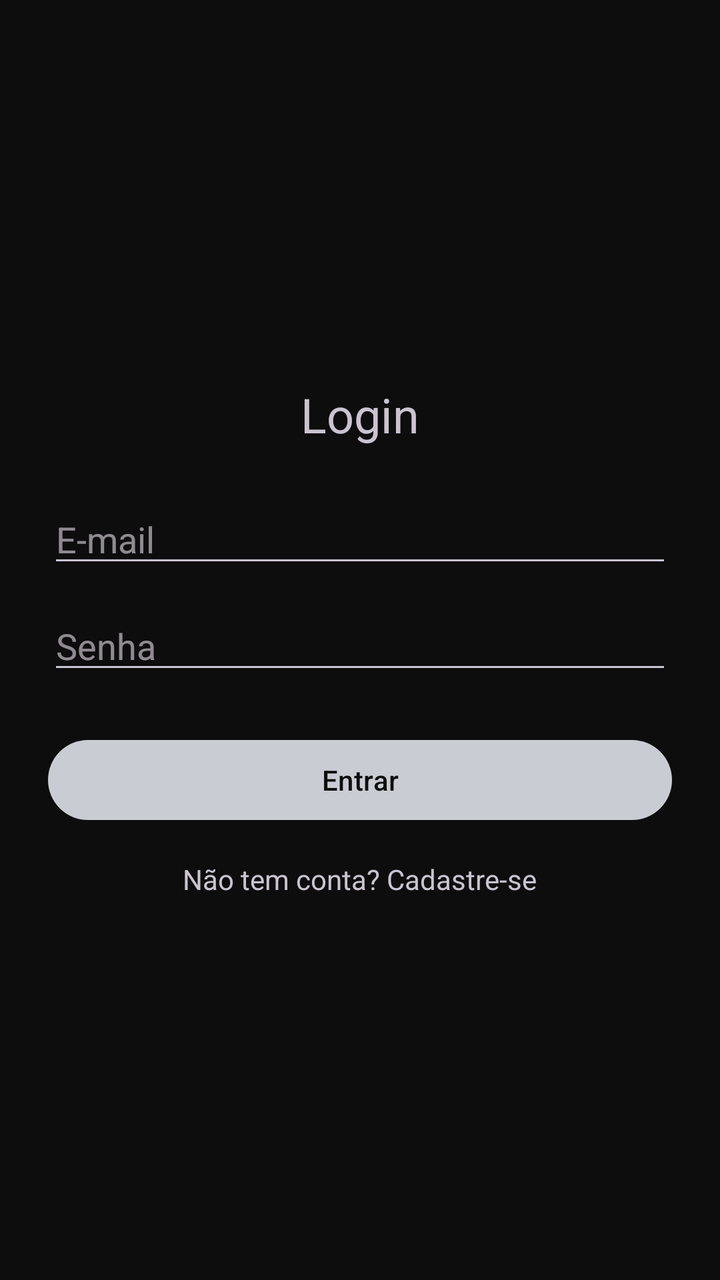
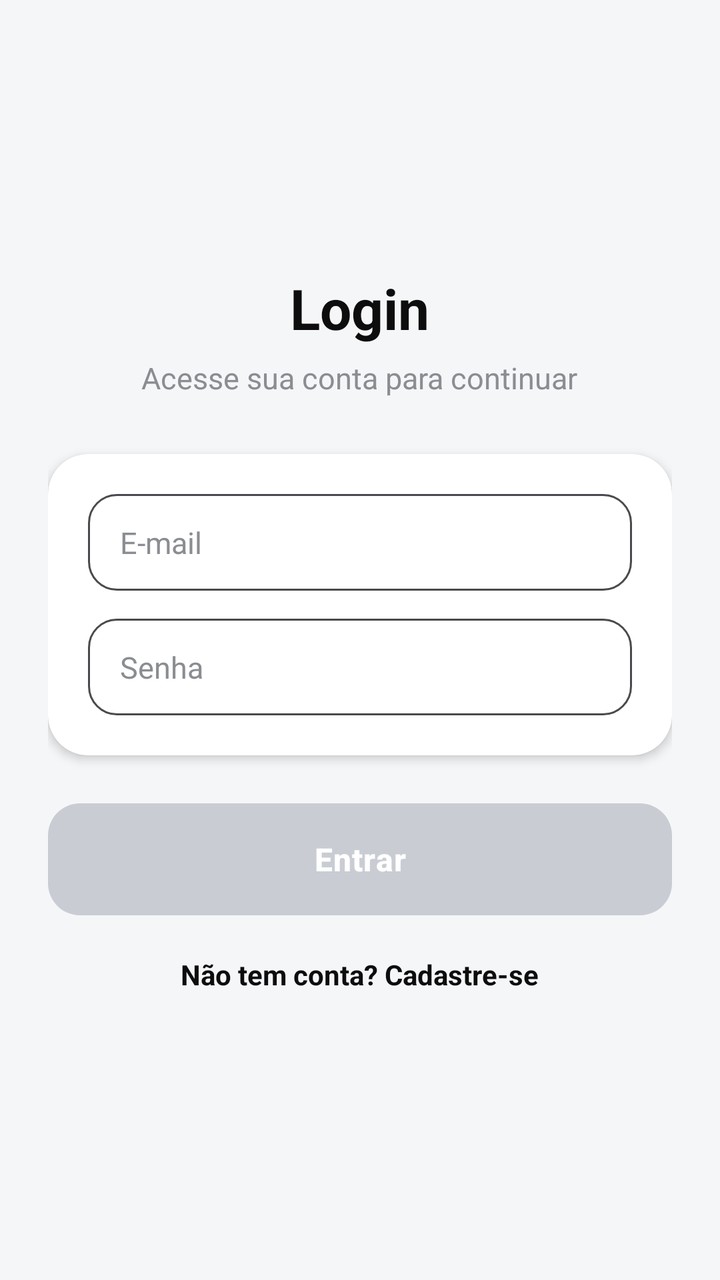

The first picture is an Android layout as it rendered before a commit; the second is the same layout after the commit. The layout source and the unified diff follow.
<!-- AndroidManifest.xml: application theme Theme.BankChellengeMobileApp -->
<!-- res/layout/activity_login.xml -->
<?xml version="1.0" encoding="utf-8"?>
<LinearLayout xmlns:android="http://schemas.android.com/apk/res/android"
    android:layout_width="match_parent"
    android:layout_height="match_parent"
    android:orientation="vertical"
    android:gravity="center"
    android:padding="24dp">

    <TextView
        android:layout_width="wrap_content"
        android:layout_height="wrap_content"
        android:text="@string/login_titulo"
        android:textSize="24sp"
        android:layout_marginBottom="24dp" />

    <EditText
        android:id="@+id/editEmail"
        android:layout_width="match_parent"
        android:layout_height="wrap_content"
        android:hint="@string/email"
        android:inputType="textEmailAddress" />

    <EditText
        android:id="@+id/editSenha"
        android:layout_width="match_parent"
        android:layout_height="wrap_content"
        android:hint="@string/senha"
        android:inputType="textPassword"
        android:layout_marginTop="12dp" />

    <Button
        android:id="@+id/btnEntrar"
        android:layout_width="match_parent"
        android:layout_height="wrap_content"
        android:text="@string/entrar"
        android:layout_marginTop="24dp" />

    <TextView
        android:id="@+id/txtCadastro"
        android:layout_width="wrap_content"
        android:layout_height="wrap_content"
        android:text="@string/nao_tem_conta"
        android:clickable="true"
        android:focusable="true"
        android:layout_marginTop="16dp" />

</LinearLayout>
<!-- resources referenced by this layout -->
<resources>
  <string name="email">E-mail</string>
  <string name="entrar">Entrar</string>
  <string name="login_titulo">Login</string>
  <string name="nao_tem_conta">Não tem conta? Cadastre-se</string>
  <string name="senha">Senha</string>
  <style name="Theme.BankChellengeMobileApp" parent="Base.Theme.BankChellengeMobileApp" />
  <style name="Base.Theme.BankChellengeMobileApp" parent="Theme.Material3.Dark.NoActionBar">
          <item name="colorPrimary">@color/silver_pearl</item>
          <item name="colorOnPrimary">@color/black_pure</item>
  
          <item name="colorSecondary">@color/silver_light</item>
          <item name="colorOnSecondary">@color/black_pure</item>
  
          <item name="android:colorBackground">@color/black_pure</item>
          <item name="colorOnBackground">@color/silver_light</item>
  
          <item name="colorSurface">@color/black_soft</item>
          <item name="colorOnSurface">@color/silver_light</item>
  
          <item name="colorError">@color/error_red</item>
          <item name="colorOnError">@color/white</item>
  
          <item name="android:statusBarColor">@color/black_pure</item>
          <item name="android:navigationBarColor">@color/black_pure</item>
      </style>
  <color name="silver_pearl">#C9CDD3</color>
  <color name="black_pure">#0D0D0D</color>
  <color name="silver_light">#E8E9EB</color>
  <color name="black_soft">#1A1A1E</color>
  <color name="error_red">#B23B3B</color>
  <color name="white">#FFFFFF</color>
</resources>

<!-- the commit's change to res/layout/activity_login.xml (unified diff, before → after) -->
@@ -1,47 +1,111 @@
 <?xml version="1.0" encoding="utf-8"?>
-<LinearLayout xmlns:android="http://schemas.android.com/apk/res/android"
+<androidx.core.widget.NestedScrollView
+    xmlns:android="http://schemas.android.com/apk/res/android"
+    xmlns:app="http://schemas.android.com/apk/res-auto"
+    xmlns:tools="http://schemas.android.com/tools"
     android:layout_width="match_parent"
     android:layout_height="match_parent"
-    android:orientation="vertical"
-    android:gravity="center"
-    android:padding="24dp">
+    android:background="@drawable/bg_root"
+    android:fillViewport="true">
 
-    <TextView
-        android:layout_width="wrap_content"
-        android:layout_height="wrap_content"
-        android:text="@string/login_titulo"
-        android:textSize="24sp"
-        android:layout_marginBottom="24dp" />
-
-    <EditText
-        android:id="@+id/editEmail"
+    <LinearLayout
         android:layout_width="match_parent"
         android:layout_height="wrap_content"
-        android:hint="@string/email"
-        android:inputType="textEmailAddress" />
+        android:orientation="vertical"
+        android:gravity="center"
+        android:padding="24dp">
 
-    <EditText
-        android:id="@+id/editSenha"
-        android:layout_width="match_parent"
-        android:layout_height="wrap_content"
-        android:hint="@string/senha"
-        android:inputType="textPassword"
-        android:layout_marginTop="12dp" />
+        <TextView
+            android:layout_width="wrap_content"
+            android:layout_height="wrap_content"
+            android:text="@string/login_titulo"
+            android:textSize="28sp"
+            android:textStyle="bold"
+            android:textColor="@color/black_pure" />
 
-    <Button
-        android:id="@+id/btnEntrar"
-        android:layout_width="match_parent"
-        android:layout_height="wrap_content"
-        android:text="@string/entrar"
-        android:layout_marginTop="24dp" />
+        <TextView
+            android:layout_width="wrap_content"
+            android:layout_height="wrap_content"
+            android:layout_marginTop="6dp"
+            android:layout_marginBottom="28dp"
+            android:text="@string/login_subtitulo"
+            android:textSize="15sp"
+            android:textColor="@color/gray_secondary" />
 
-    <TextView
-        android:id="@+id/txtCadastro"
-        android:layout_width="wrap_content"
-        android:layout_height="wrap_content"
-        android:text="@string/nao_tem_conta"
-        android:clickable="true"
-        android:focusable="true"
-        android:layout_marginTop="16dp" />
+        <androidx.cardview.widget.CardView
+            android:layout_width="match_parent"
+            android:layout_height="wrap_content"
+            app:cardCornerRadius="20dp"
+            app:cardElevation="3dp"
+            app:cardBackgroundColor="@android:color/white">
 
-</LinearLayout>
+            <LinearLayout
+                android:layout_width="match_parent"
+                android:layout_height="wrap_content"
+                android:orientation="vertical"
+                android:padding="20dp">
+
+                <EditText
+                    android:id="@+id/editEmail"
+                    android:layout_width="match_parent"
+                    android:layout_height="wrap_content"
+                    android:hint="@string/email"
+                    android:inputType="textEmailAddress"
+                    android:background="@drawable/bg_input_field"
+                    android:paddingStart="16dp"
+                    android:paddingEnd="16dp"
+                    android:paddingTop="14dp"
+                    android:paddingBottom="14dp"
+                    android:textSize="15sp"
+                    android:textColorHint="@color/gray_secondary" />
+
+                <EditText
+                    android:id="@+id/editSenha"
+                    android:layout_width="match_parent"
+                    android:layout_height="wrap_content"
+                    android:hint="@string/senha"
+                    android:inputType="textPassword"
+                    android:layout_marginTop="14dp"
+                    android:background="@drawable/bg_input_field"
+                    android:paddingStart="16dp"
+                    android:paddingEnd="16dp"
+                    android:paddingTop="14dp"
+                    android:paddingBottom="14dp"
+                    android:textSize="15sp"
+                    android:textColorHint="@color/gray_secondary" />
+
+            </LinearLayout>
+
+        </androidx.cardview.widget.CardView>
+
+        <Button
+            android:id="@+id/btnEntrar"
+            android:layout_width="match_parent"
+            android:layout_height="56dp"
+            android:layout_marginTop="24dp"
+            android:text="@string/entrar"
+            android:background="@drawable/bg_button_primary"
+            android:textColor="@android:color/white"
+            android:textSize="16sp"
+            android:textStyle="bold"
+            android:textAllCaps="false"
+            android:letterSpacing="0.02"
+            android:elevation="4dp" />
+
+        <TextView
+            android:id="@+id/txtCadastro"
+            android:layout_width="wrap_content"
+            android:layout_height="wrap_content"
+            android:text="@string/nao_tem_conta"
+            android:clickable="true"
+            android:focusable="true"
+            android:background="?attr/selectableItemBackgroundBorderless"
+            android:padding="8dp"
+            android:layout_marginTop="12dp"
+            android:textSize="14sp"
+            android:textColor="@color/black_pure"
+            android:textStyle="bold" />
+
+    </LinearLayout>
+
+</androidx.core.widget.NestedScrollView>
<!-- resource entries referenced after the edit -->
@@ -2,6 +2,7 @@
 <resources>
   <string name="email">E-mail</string>
   <string name="entrar">Entrar</string>
+  <string name="login_subtitulo">Acesse sua conta para continuar</string>
   <string name="login_titulo">Login</string>
   <string name="nao_tem_conta">Não tem conta? Cadastre-se</string>
   <string name="senha">Senha</string>
@@ -27,8 +28,58 @@
       </style>
   <color name="silver_pearl">#C9CDD3</color>
   <color name="black_pure">#0D0D0D</color>
+  <color name="gray_secondary">#8A8D91</color>
+  <!-- drawable bg_button_primary (drawable) -->
+  <?xml version="1.0" encoding="utf-8"?>
+  <selector xmlns:android="http://schemas.android.com/apk/res/android">
+  
+      <item android:state_pressed="true">
+          <shape android:shape="rectangle">
+              <solid android:color="@color/black_soft" />
+              <corners android:radius="16dp" />
+          </shape>
+      </item>
+  
+      <item>
+          <shape android:shape="rectangle">
+              <solid android:color="@color/black_pure" />
+              <corners android:radius="16dp" />
+          </shape>
+      </item>
+  
+  </selector>
+  <!-- drawable bg_input_field (drawable) -->
+  <?xml version="1.0" encoding="utf-8"?>
+  <selector xmlns:android="http://schemas.android.com/apk/res/android">
+  
+      <item android:state_focused="true">
+          <shape android:shape="rectangle">
+              <solid android:color="@android:color/white" />
+              <corners android:radius="14dp" />
+              <stroke android:width="1.5dp" android:color="@color/black_pure" />
+          </shape>
+      </item>
+  
+      <item>
+          <shape android:shape="rectangle">
+              <solid android:color="@android:color/white" />
+              <corners android:radius="14dp" />
+              <stroke android:width="1dp" android:color="@color/gray_disabled" />
+          </shape>
+      </item>
+  
+  </selector>
+  <!-- drawable bg_root (drawable) -->
+  <?xml version="1.0" encoding="utf-8"?>
+  <shape xmlns:android="http://schemas.android.com/apk/res/android"
+      android:shape="rectangle">
+  
+      <solid android:color="#F5F6F8" />
+  
+  </shape>
   <color name="silver_light">#E8E9EB</color>
   <color name="black_soft">#1A1A1E</color>
+  <color name="gray_disabled">#4A4A4E</color>
   <color name="error_red">#B23B3B</color>
   <color name="white">#FFFFFF</color>
 </resources>
